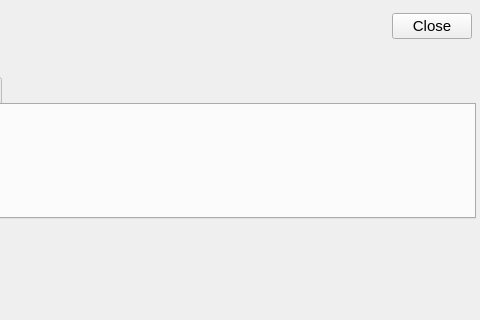
EBATINCA/TrainUS, file Modules/Home/Resources/UI/Home.ui: the form before one commit; both pictures show x 445 to 925 and y 0 to 320 of the 925 by 551 pixel window.
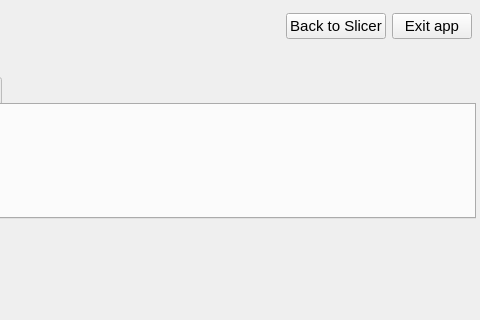
The form after the commit. Custom widgets are drawn as their Qt base class.

Commit message: ENH: Add buttons in Home module to exit slicelet and to exit application

Diff of the .ui file:
```diff
--- a/Modules/Home/Resources/UI/Home.ui
+++ b/Modules/Home/Resources/UI/Home.ui
@@ -53,6 +53,20 @@
       <property name="bottomMargin">
        <number>4</number>
       </property>
+      <item row="0" column="3">
+       <widget class="QPushButton" name="backToSlicerButton">
+        <property name="font">
+         <font>
+          <pointsize>11</pointsize>
+          <weight>50</weight>
+          <bold>false</bold>
+         </font>
+        </property>
+        <property name="text">
+         <string>Back to Slicer</string>
+        </property>
+       </widget>
+      </item>
       <item row="1" column="0">
        <widget class="QLabel" name="label">
         <property name="text">
@@ -60,6 +74,40 @@
         </property>
        </widget>
       </item>
+      <item row="0" column="0">
+       <widget class="QLabel" name="label_2">
+        <property name="font">
+         <font>
+          <pointsize>25</pointsize>
+          <weight>75</weight>
+          <bold>true</bold>
+         </font>
+        </property>
+        <property name="text">
+         <string>TrainUS</string>
+        </property>
+       </widget>
+      </item>
+      <item row="0" column="4">
+       <widget class="QPushButton" name="exitAppButton">
+        <property name="sizePolicy">
+         <sizepolicy hsizetype="Maximum" vsizetype="Maximum">
+          <horstretch>0</horstretch>
+          <verstretch>0</verstretch>
+         </sizepolicy>
+        </property>
+        <property name="font">
+         <font>
+          <pointsize>11</pointsize>
+          <weight>50</weight>
+          <bold>false</bold>
+         </font>
+        </property>
+        <property name="text">
+         <string>Exit app</string>
+        </property>
+       </widget>
+      </item>
       <item row="0" column="1">
        <spacer name="horizontalSpacer">
         <property name="font">
@@ -82,34 +130,6 @@
         </property>
        </spacer>
       </item>
-      <item row="0" column="2">
-       <widget class="QPushButton" name="closeButton">
-        <property name="font">
-         <font>
-          <pointsize>11</pointsize>
-          <weight>50</weight>
-          <bold>false</bold>
-         </font>
-        </property>
-        <property name="text">
-         <string>Close</string>
-        </property>
-       </widget>
-      </item>
-      <item row="0" column="0">
-       <widget class="QLabel" name="label_2">
-        <property name="font">
-         <font>
-          <pointsize>25</pointsize>
-          <weight>75</weight>
-          <bold>true</bold>
-         </font>
-        </property>
-        <property name="text">
-         <string>TrainUS</string>
-        </property>
-       </widget>
-      </item>
      </layout>
     </widget>
    </item>
```
The commit also changes 1 other file.
